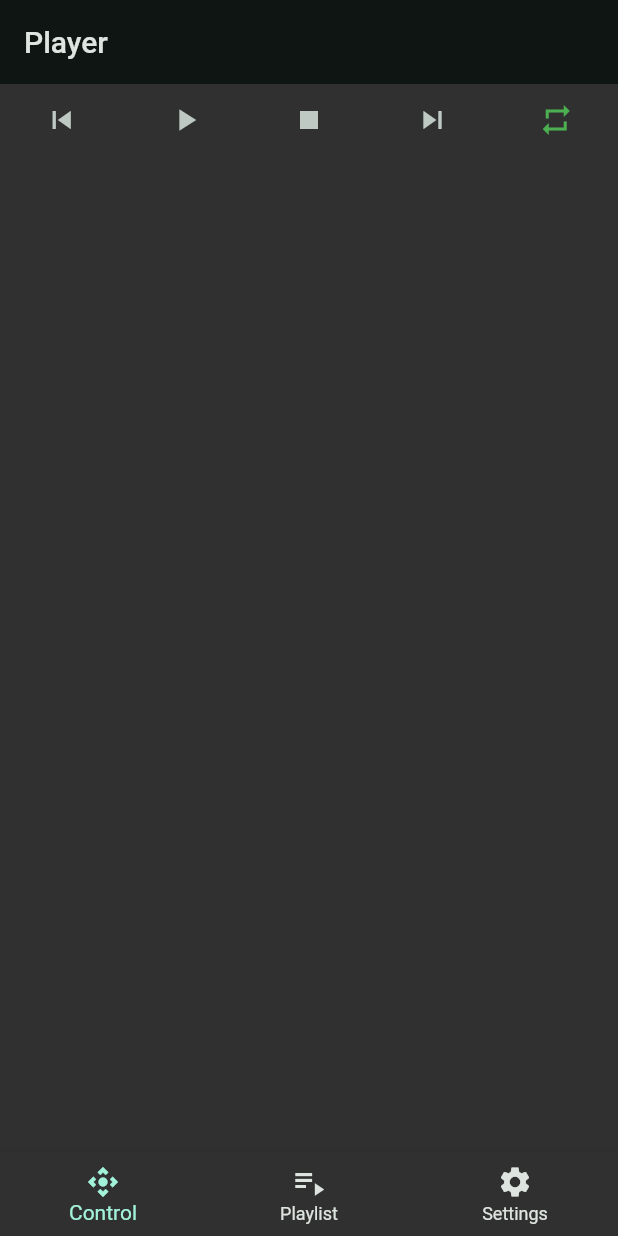
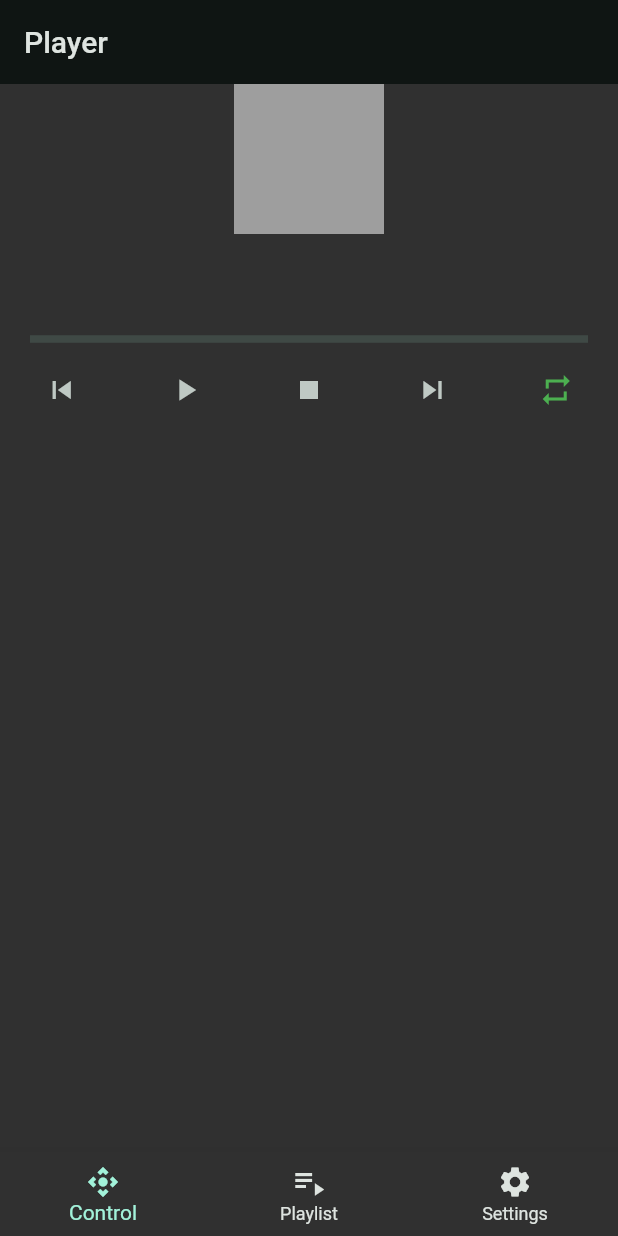
Before and after one commit to eshkrab/ww_system_gui, a Flutter app: the screen it shows after launch, on a phone screen of 412 x 824 dp. Run offline on Flutter 3.47's test engine with Material 2 defaults, Android fonts, the phone set to English and light mode, and no system bars; our stand-ins replace dio, file_picker; network calls fail.

Commit message:
trying ansible

```diff
--- a/lib/models/player.dart
+++ b/lib/models/player.dart
@@ -1,37 +1,39 @@
+import './media.dart';
+import './playlist.dart';
+
 class Player {
   String state = '';
   double brightness = 0;
   double fps = 0;
+  MediaFile? currentMediaFile;
 
   Player({
     required this.state,
     required this.brightness,
     required this.fps,
+    this.currentMediaFile,
   });
 
   Player copyWith({
     String? state,
     double? brightness,
     double? fps,
+    MediaFile? currentMediaFile,
   }) {
     return Player(
       state: state ?? this.state,
       brightness: brightness ?? this.brightness,
       fps: fps ?? this.fps,
+      currentMediaFile: currentMediaFile ?? this.currentMediaFile,
     );
   }
 
   Player.fromJson(Map<String, dynamic> json) {
-    // if (json['playlist'] != null) {
-    //   playlist = [];
-    //   json['playlist'].forEach((v) {
-    //     playlist.add(new Media.fromJson(v));
-    //   });
-    // }
-
-    state = json['state'];
     brightness = json['brightness'];
     fps = json['fps'];
+    currentMediaFile = json['currentMediaFile'] != null
+        ? MediaFile.fromJson(json['currentMediaFile'])
+        : null;
   }
 
   Map<String, dynamic> toJson() {
@@ -39,9 +41,9 @@ class Player {
     data['state'] = state;
     data['brightness'] = brightness;
     data['fps'] = fps;
-    // if (playlist != null) {
-    //   data['playlist'] = playlist.map((v) => v.toJson()).toList();
-    // }
+    if (currentMediaFile != null) {
+      data['currentMediaFile'] = currentMediaFile!.toJson();
+    }
     return data;
   }
 }
--- a/lib/views/pages/player_page.dart
+++ b/lib/views/pages/player_page.dart
@@ -19,6 +19,7 @@ class _PlayerPageState extends State<PlayerPage> {
       playerProvider.fetchPlayerState(),
       playerProvider.fetchPlayerBrightness(),
       playerProvider.fetchPlayerFPS(),
+      // playerProvider.fetchCurrentMediaFile(),
     ]);
   }
 
@@ -41,6 +42,21 @@ class _PlayerPageState extends State<PlayerPage> {
             return Consumer<PlayerProvider>(
               builder: (context, model, child) => Column(
                 children: <Widget>[
+                  // ThumbnailWidget(),
+                  // if (model.player.currentMediaFile == null)
+                  Container(
+                    width: 100,
+                    height: 100,
+                    color: Colors.grey,
+                  ),
+                  SizedBox(height: 60),
+                  //divider
+                  Divider(
+                    height: 20,
+                    thickness: 5,
+                    indent: 20,
+                    endIndent: 20,
+                  ),
                   PlayerControlWidget(),
                   // Add here the widget for the WebSocket stream.
                 ],
@@ -52,3 +68,126 @@ class _PlayerPageState extends State<PlayerPage> {
     );
   }
 }
+
+// class ThumbnailWidget extends StatelessWidget {
+//   @override
+//   Widget build(BuildContext context) {
+//     final playerProvider = Provider.of<PlayerProvider>(context);
+//
+//     return FutureBuilder<String>(
+//       future: playerProvider.fetchCurrentMediaFileThumbnailUrl(),
+//       builder: (context, snapshot) {
+//         if (snapshot.connectionState == ConnectionState.waiting) {
+//           return Container(
+//             width: 100,
+//             height: 100,
+//             color: Colors.grey,
+//           );
+//         } else if (snapshot.hasError) {
+//           return Container(
+//             width: 100,
+//             height: 100,
+//             color: Colors.grey,
+//           );
+//         } else {
+//           return Image.network(
+//             snapshot.data!,
+//             errorBuilder: (BuildContext context, Object exception,
+//                 StackTrace? stackTrace) {
+//               // Return an empty placeholder space
+//               return Container(
+//                 width: 100,
+//                 height: 100,
+//                 color: Colors.grey,
+//               );
+//             },
+//           );
+//         }
+//       },
+//     );
+//   }
+// }
+//
+// // import 'package:flutter/material.dart';
+// // import 'package:provider/provider.dart';
+// // import '../widgets/player_control_widget.dart';
+// // import '../../providers/player_provider.dart';
+// //
+// // class PlayerPage extends StatefulWidget {
+// //   @override
+// //   _PlayerPageState createState() => _PlayerPageState();
+// // }
+// //
+// // class _PlayerPageState extends State<PlayerPage> {
+// //   late Future<void> _fetchPlayer;
+// //
+// //   @override
+// //   void initState() {
+// //     super.initState();
+// //     final playerProvider = Provider.of<PlayerProvider>(context, listen: false);
+// //     _fetchPlayer = Future.wait([
+// //       playerProvider.fetchPlayerState(),
+// //       playerProvider.fetchPlayerBrightness(),
+// //       playerProvider.fetchPlayerFPS(),
+// //       playerProvider.fetchCurrentMediaFile(),
+// //     ]);
+// //   }
+// //
+// //   @override
+// //   Widget build(BuildContext context) {
+// //     final playerProvider = Provider.of<PlayerProvider>(context);
+// //
+// //     return Scaffold(
+// //       appBar: AppBar(
+// //         title: Text('Player'),
+// //       ),
+// //       body: FutureBuilder(
+// //         future: _fetchPlayer,
+// //         builder: (context, snapshot) {
+// //           if (snapshot.connectionState == ConnectionState.waiting) {
+// //             return Center(child: CircularProgressIndicator());
+// //           } else if (snapshot.hasError) {
+// //             return Center(child: Text('An error occurred!'));
+// //           } else {
+// //             return Consumer<PlayerProvider>(
+// //               builder: (context, model, child) => Column(
+// //                 children: <Widget>[
+// //                   if (model.player.currentMediaFile != null)
+// //                     Image.network(
+// //                       await playerProvider.fetchCurrentMediaFileThumbnailUrl(),
+// //                       errorBuilder: (BuildContext context, Object exception,
+// //                           StackTrace? stackTrace) {
+// //                         // Return an empty placeholder space
+// //                         return Container(
+// //                           width: 100,
+// //                           height: 100,
+// //                           color: Colors.grey,
+// //                         );
+// //                       },
+// //                     ),
+// //
+// //                   if (model.player.currentMediaFile == null)
+// //                     Container(
+// //                       width: 100,
+// //                       height: 100,
+// //                       color: Colors.grey,
+// //                     ),
+// //                   SizedBox(height: 60),
+// //                   //divider
+// //                   Divider(
+// //                     height: 20,
+// //                     thickness: 5,
+// //                     indent: 20,
+// //                     endIndent: 20,
+// //                   ),
+// //                   PlayerControlWidget(),
+// //                   // Add here the widget for the WebSocket stream.
+// //                 ],
+// //               ),
+// //             );
+// //           }
+// //         },
+// //       ),
+// //     );
+// //   }
+// // }
```
Also changed, not shown: lib/providers/player_provider.dart (+55 -4 lines), lib/services/api_service.dart (+38 -25 lines).
